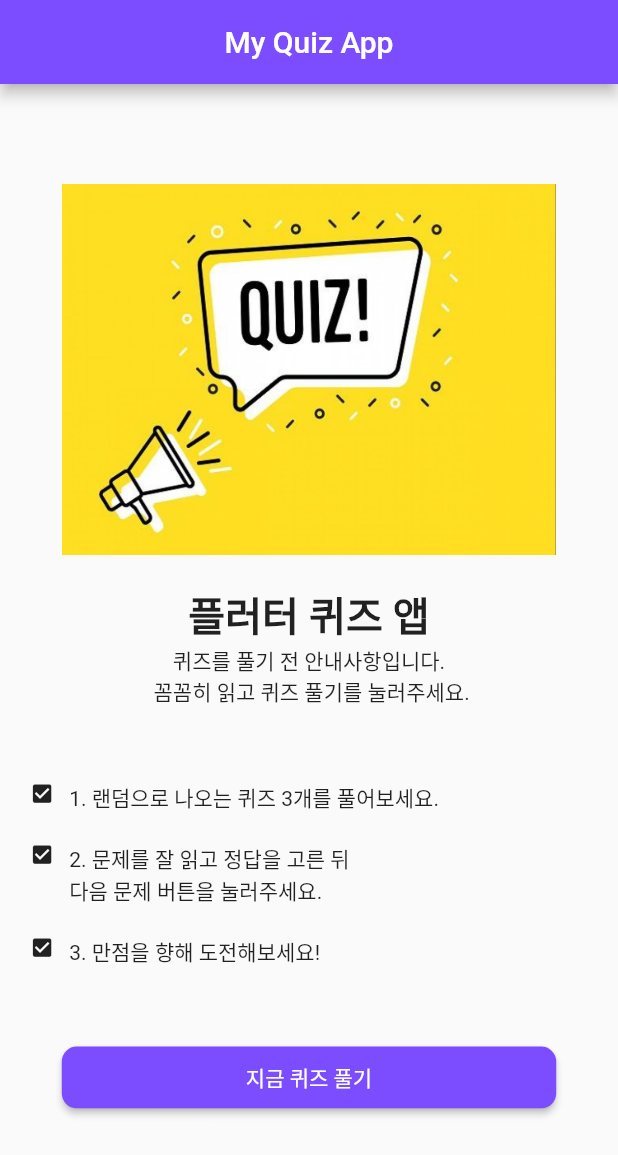
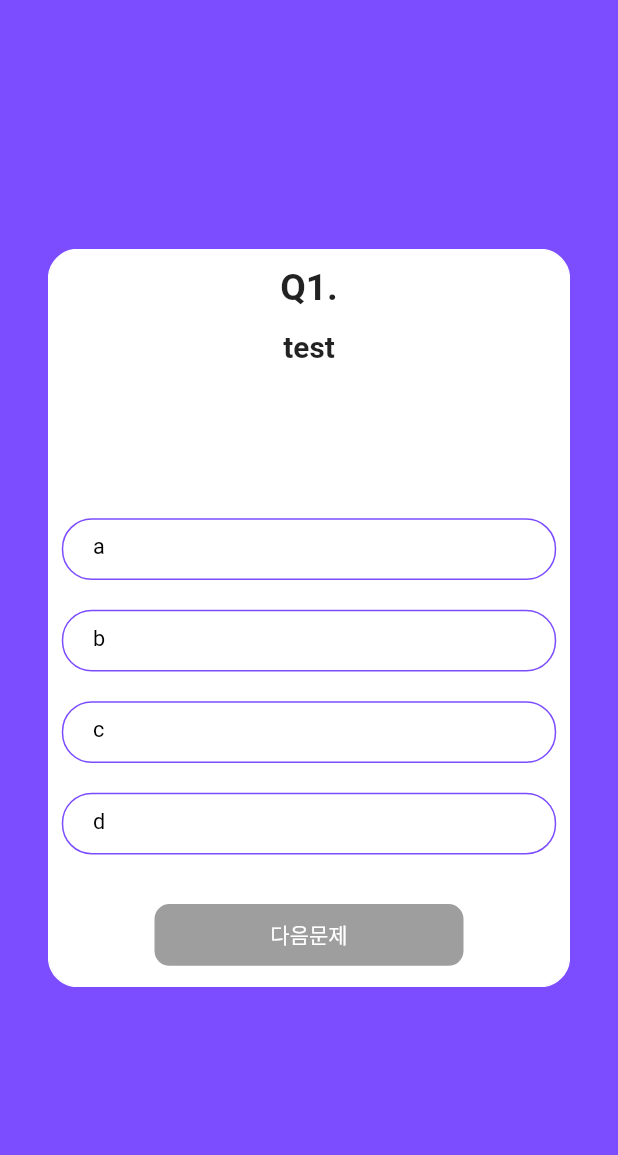
Before and after one commit to Kogoon/Quiz-App-Frontend, a Flutter app: the screen it shows after launch, after a tap on "지금 퀴즈 풀기", on a phone screen of 412 x 824 dp. Shown: the top 1155 px of the screen. Run offline on Flutter 3.47's test engine with Material 2 defaults, Android fonts, the phone set to English and light mode, and no system bars; drawn by our look-alikes of auto_size_text; our stand-ins replace flutter_swiper.

Commit message:
Build Quiz Card

```diff
--- a/lib/model/model_quiz.dart
+++ b/lib/model/model_quiz.dart
@@ -0,0 +1,12 @@
+class Quiz {
+  String title;
+  List<String> candidates;
+  int answer;
+
+  Quiz({this.title, this.candidates, this.answer});
+
+  Quiz.fromMap(Map<String, dynamic> map)  :
+      title = map['title'],
+      candidates = map['candidates'],
+      answer = map['answer'];
+}
--- a/lib/screen/screen_home.dart
+++ b/lib/screen/screen_home.dart
@@ -1,4 +1,6 @@
 import 'package:flutter/material.dart';
+import 'package:quiz_app/model/model_quiz.dart';
+import 'package:quiz_app/screen/screen_quiz.dart';
 
 class HomeScreen extends StatefulWidget {
   @override
@@ -6,6 +8,25 @@ class HomeScreen extends StatefulWidget {
 }
 
 class _HomeScreenState extends State<HomeScreen> {
+  List<Quiz> quizes = [
+    //quiz dummy data
+    Quiz.fromMap({
+      'title': 'test',
+      'candidates': ['a', 'b', 'c', 'd'],
+      'answer': 0
+    }),
+    Quiz.fromMap({
+      'title': 'test',
+      'candidates': ['a', 'b', 'c', 'd'],
+      'answer': 0
+    }),
+    Quiz.fromMap({
+      'title': 'test',
+      'candidates': ['a', 'b', 'c', 'd'],
+      'answer': 0
+    }),
+  ];
+
   @override
   Widget build(BuildContext context) {
     Size screenSize = MediaQuery.of(context).size;
@@ -33,20 +54,26 @@ class _HomeScreenState extends State<HomeScreen> {
             Padding(
               padding: EdgeInsets.all(width * 0.024),
             ),
-            Text('플러터 퀴즈 앱', style: TextStyle(
-              fontSize: width * 0.065,
-              fontWeight: FontWeight.bold,
-            ),),
+            Text(
+              '플러터 퀴즈 앱',
+              style: TextStyle(
+                fontSize: width * 0.065,
+                fontWeight: FontWeight.bold,
+              ),
+            ),
             Text(
               '퀴즈를 풀기 전 안내사항입니다. \n 꼼꼼히 읽고 퀴즈 풀기를 눌러주세요.',
               textAlign: TextAlign.center,
             ),
-            Padding(padding: EdgeInsets.all(width * 0.048),
+            Padding(
+              padding: EdgeInsets.all(width * 0.048),
             ),
             _buildStep(width, '1. 랜덤으로 나오는 퀴즈 3개를 풀어보세요.'),
             _buildStep(width, '2. 문제를 잘 읽고 정답을 고른 뒤 \n다음 문제 버튼을 눌러주세요.'),
             _buildStep(width, '3. 만점을 향해 도전해보세요!'),
-            Padding(padding: EdgeInsets.all(width * 0.048),),
+            Padding(
+              padding: EdgeInsets.all(width * 0.048),
+            ),
             Container(
               padding: EdgeInsets.only(bottom: width * 0.036),
               child: Center(
@@ -62,7 +89,15 @@ class _HomeScreenState extends State<HomeScreen> {
                       style: TextStyle(color: Colors.white),
                     ),
                     color: Colors.deepPurpleAccent,
-                    onPressed: (){},
+                    onPressed: () {
+                      Navigator.push(
+                        context,
+                        MaterialPageRoute(
+                            builder: (context) => QuizScreen(
+                                  quizes: quizes,
+                                )),
+                      );
+                    },
                   ),
                 ),
               ),
@@ -75,7 +110,8 @@ class _HomeScreenState extends State<HomeScreen> {
 
   Widget _buildStep(double width, String title) {
     return Container(
-      padding: EdgeInsets.fromLTRB(width * 0.048, width * 0.024, width * 0.048, width * 0.024),
+      padding: EdgeInsets.fromLTRB(
+          width * 0.048, width * 0.024, width * 0.048, width * 0.024),
       child: Row(
         crossAxisAlignment: CrossAxisAlignment.start,
         children: [
@@ -83,7 +119,8 @@ class _HomeScreenState extends State<HomeScreen> {
             Icons.check_box,
             size: width * 0.04,
           ),
-          Padding(padding: EdgeInsets.only(right: width * 0.024),
+          Padding(
+            padding: EdgeInsets.only(right: width * 0.024),
           ),
           Text(title),
         ],
--- /dev/null
+++ b/lib/screen/screen_quiz.dart
@@ -0,0 +1,140 @@
+import 'package:auto_size_text/auto_size_text.dart';
+import 'package:flutter/material.dart';
+import 'package:flutter_swiper/flutter_swiper.dart';
+import 'package:quiz_app/model/model_quiz.dart';
+import 'package:quiz_app/widget/widget_candidate.dart';
+
+class QuizScreen extends StatefulWidget {
+  List<Quiz> quizes;
+
+  QuizScreen({this.quizes});
+
+  @override
+  _QuizScreenState createState() => _QuizScreenState();
+}
+
+class _QuizScreenState extends State<QuizScreen> {
+  List<int> _answers = [-1, -1, -1];
+  List<bool> _answerState = [false, false, false, false];
+  int _currentIndex = 0;
+  SwiperController _controller = SwiperController();
+
+  @override
+  Widget build(BuildContext context) {
+    Size screenSize = MediaQuery
+        .of(context)
+        .size;
+    double width = screenSize.width;
+    double height = screenSize.height;
+    return SafeArea(child: Scaffold(
+      backgroundColor: Colors.deepPurpleAccent, body: Center(
+      child: Container(
+        decoration: BoxDecoration(
+          borderRadius: BorderRadius.circular(20),
+          border: Border.all(color: Colors.deepPurpleAccent),
+        ),
+        width: width * 0.85,
+        height: height * 0.6,
+        child: Swiper(
+          controller: _controller,
+          physics: NeverScrollableScrollPhysics(),
+          loop: false,
+          itemCount: widget.quizes.length,
+          itemBuilder: (BuildContext context, int index) {
+            return _buildQuizCard(widget.quizes[index], width, height);
+          },
+        ),
+      ),
+    ),
+    ),
+    );
+  }
+
+  Widget _buildQuizCard(Quiz quiz, double width, double height) {
+    return Container(
+      decoration: BoxDecoration(
+          borderRadius: BorderRadius.circular(20),
+          border: Border.all(color: Colors.white,),
+          color: Colors.white,
+      ),
+      child: Column(
+        crossAxisAlignment: CrossAxisAlignment.center,
+        children: [
+          Container(
+            padding: EdgeInsets.fromLTRB(0, width * 0.024, 0, width * 0.024),
+            child: Text(
+              'Q' + (_currentIndex + 1).toString() + '.',
+              style: TextStyle(
+              fontSize: width * 0.06,
+              fontWeight: FontWeight.bold,
+            ),),),
+          Container(
+            width: width * 0.8,
+            padding: EdgeInsets.only(top: width * 0.012),
+            child: AutoSizeText(
+              quiz.title,
+              textAlign: TextAlign.center,
+              maxLines: 2,
+              style: TextStyle(
+                fontSize: width * 0.048, fontWeight: FontWeight.bold
+    ),
+              ),
+            ),
+          Expanded(child: Container()),
+          Column(children: _buildCandidates(width, quiz),),
+          Container(
+            padding: EdgeInsets.all(width * 0.024),
+            child: Center(
+              child: ButtonTheme(
+                minWidth: width * 0.5,
+                height: height * 0.05,
+                shape: RoundedRectangleBorder(
+                  borderRadius: BorderRadius.circular(10),
+                ),
+                child: RaisedButton(child: _currentIndex == widget.quizes.length - 1
+                  ? Text('결과보기') : Text('다음문제'),
+                textColor: Colors.white, color: Colors.deepPurpleAccent,
+                onPressed: _answers[_currentIndex] == -1 ? null : () {
+                  if (_currentIndex == widget.quizes.length -1) {
+
+                  } else {
+                    _answerState = [false, false, false, false];
+                    _currentIndex += 1;
+                    _controller.next();
+                  }
+                },),
+              ),
+            ),
+          ),
+        ],
+      ),
+    );
+  }
+
+  List<Widget> _buildCandidates(double width, Quiz quiz) {
+    List<Widget> _children = [];
+    for (int i=0; i<4; i++) {
+      _children.add(
+        CandWidget(index:  i, text: quiz.candidates[i], width: width, answerState: _answerState[i],
+        tap: () {
+          setState(() {
+            for (int j=0; j<4; j++) {
+              if (j == i) {
+                _answerState[j] = true;
+                _answers[_currentIndex] = j;
+                print(_answers[_currentIndex]);
+              } else {
+                _answerState[j] = false;
+              }
+            }
+          });
+        },
+        ),
+      );
+      _children.add(
+        Padding(padding: EdgeInsets.all(width * 0.024),)
+      );
+    }
+    return _children;
+  }
+}
--- /dev/null
+++ b/lib/widget/widget_candidate.dart
@@ -0,0 +1,50 @@
+import 'package:flutter/material.dart';
+
+class CandWidget extends StatefulWidget {
+  VoidCallback tap;
+  String text;
+  int index;
+  double width;
+  bool answerState;
+
+  CandWidget({this.tap, this.index, this.width, this.text, this.answerState});
+
+  @override
+  _CandWidgetState createState() => _CandWidgetState();
+}
+
+class _CandWidgetState extends State<CandWidget> {
+  @override
+  Widget build(BuildContext context) {
+    return Container(
+      width: widget.width * 0.8,
+      height: widget.width * 0.1,
+      padding: EdgeInsets.fromLTRB(
+          widget.width * 0.048,
+          widget.width * 0.024,
+          widget.width * 0.048,
+          widget.width * 0.024
+      ),
+      decoration: BoxDecoration(
+        borderRadius: BorderRadius.circular(20),
+        border: Border.all(color: Colors.deepPurpleAccent),
+        color: widget.answerState ? Colors.deepPurpleAccent : Colors.white
+      ),
+      child: InkWell(
+        child: Text(
+          widget.text,
+          style: TextStyle(
+            fontSize: widget.width * 0.035,
+            color: widget.answerState ?  Colors.white : Colors.black,
+          ),
+        ),
+        onTap: () {
+          setState(() {
+            widget.tap();
+            widget.answerState = !widget.answerState;
+          });
+        },
+      ),
+    );
+  }
+}
--- a/pubspec.yaml
+++ b/pubspec.yaml
@@ -28,6 +28,8 @@ dependencies:
   # The following adds the Cupertino Icons font to your application.
   # Use with the CupertinoIcons class for iOS style icons.
   cupertino_icons: ^1.0.0
+  flutter_swiper:
+  auto_size_text:
 
 dev_dependencies:
   flutter_test:
```
Also changed, not shown: pubspec.lock.
